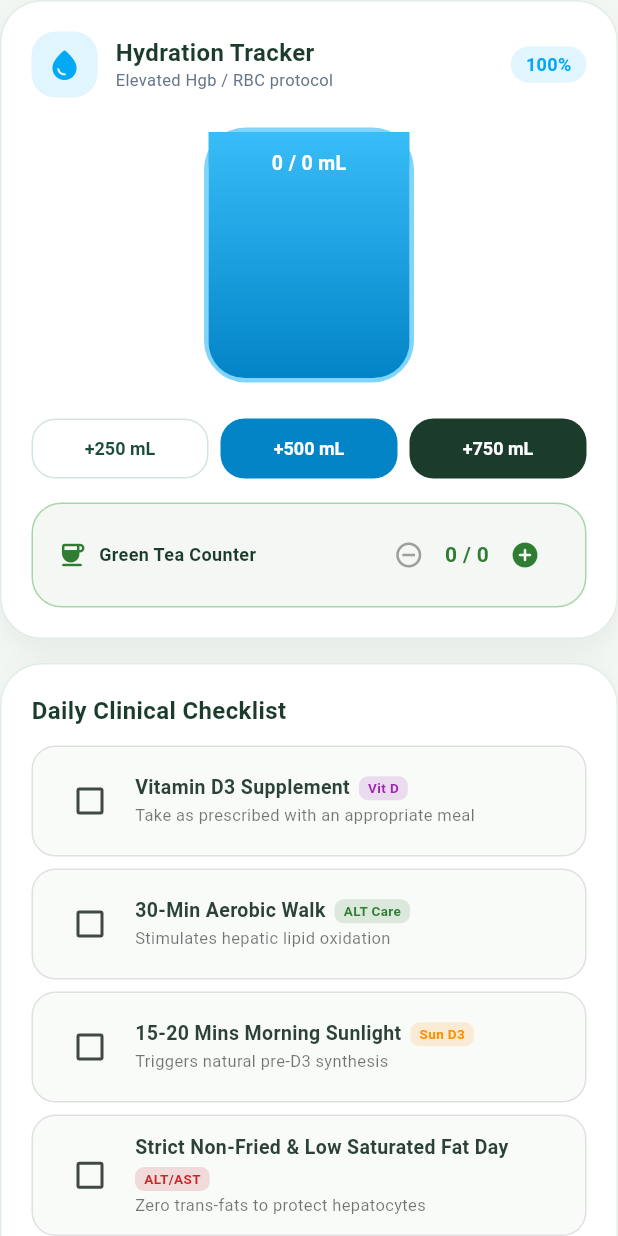
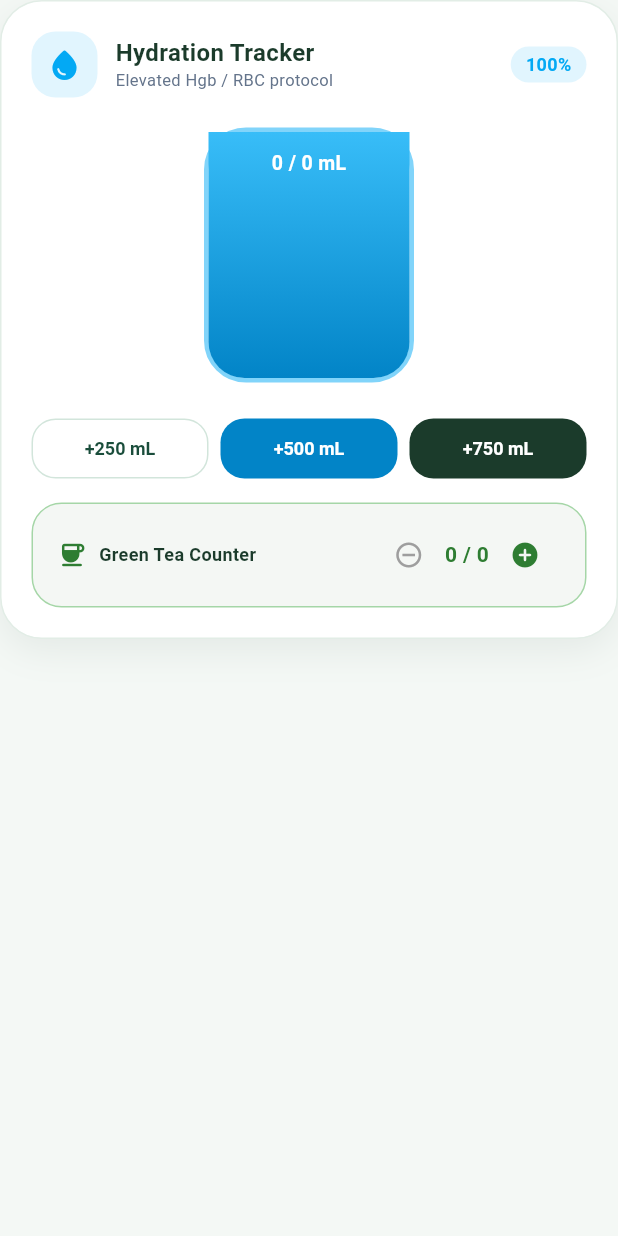
Before and after one commit to stabriro/hepatovita_app, a Flutter app: the OverviewTabView widget shown alone on an empty page, opened directly with empty values, on a phone screen of 412 x 824 dp. Run offline on Flutter 3.47's test engine with Material 3 defaults, Android fonts, the phone set to English and light mode, and no system bars; our stand-ins replace file_picker, flutter_local_notifications, image_picker, local_auth, pdf, share_plus and 4 more; missing offline and left inert: cryptography, google_mlkit_barcode_scanning, google_mlkit_text_recognition; accounts and stored records are empty; Roboto replaces fonts that are missing (Plus Jakarta Sans).

Commit message:
feat: add hasLabs property to OverviewTabView and update localization strings for health context

```diff
--- a/lib/features/dashboard/presentation/views/overview_tab_view.dart
+++ b/lib/features/dashboard/presentation/views/overview_tab_view.dart
@@ -4,6 +4,7 @@ import '../../../../l10n/app_localizations.dart';
 
 class OverviewTabView extends StatelessWidget {
   final bool isAr;
+  final bool hasLabs;
   final int waterAmount;
   final int waterGoal;
   final int greenTeaCount;
@@ -22,6 +23,7 @@ class OverviewTabView extends StatelessWidget {
   const OverviewTabView({
     super.key,
     required this.isAr,
+    required this.hasLabs,
     required this.waterAmount,
     required this.waterGoal,
     required this.greenTeaCount,
@@ -257,6 +259,7 @@ class OverviewTabView extends StatelessWidget {
           ),
               ),
             ),
+            if (hasLabs) ...[
               SizedBox(height: sectionGap),
               _SectionEntrance(
                 duration: const Duration(milliseconds: 520),
@@ -319,6 +322,7 @@ class OverviewTabView extends StatelessWidget {
                   ),
                 ),
               ),
+            ],
           ],
         );
       },
--- a/lib/l10n/app_localizations.dart
+++ b/lib/l10n/app_localizations.dart
@@ -155,7 +155,7 @@ class AppLocalizations {
       'overview_hydration_title': 'Hydration Tracker',
       'overview_hydration_subtitle': 'Elevated Hgb / RBC protocol',
       'overview_green_tea_counter': 'Green Tea Counter',
-      'overview_checklist_title': 'Daily Clinical Checklist',
+      'overview_checklist_title': 'Daily Health Checklist',
       'overview_check_vitd_title': 'Vitamin D3 Supplement',
       'overview_check_vitd_subtitle': 'Take as prescribed with an appropriate meal',
       'overview_check_walk_title': '30-Min Aerobic Walk',
@@ -248,7 +248,7 @@ class AppLocalizations {
       'unlock_app_title': 'Unlock App',
       'unlock': 'Unlock',
       'menu': 'Menu',
-      'dashboard_header_subtitle': 'Metabolic & Liver Companion',
+      'dashboard_header_subtitle': 'Your Health Companion',
       'dashboard_profile_title': 'Clinical Patient Profile',
       'dashboard_targeted_badge': 'Targeted',
       'dashboard_profile_subtitle': 'Therapeutic protocol built for your biomarkers',
@@ -387,7 +387,7 @@ class AppLocalizations {
       'overview_hydration_title': 'مُتتبع شُرب الماء',
       'overview_hydration_subtitle': 'بروتوكول ضبط لزوجة الهيموغلوبين',
       'overview_green_tea_counter': 'أكواب الشاي الأخضر (EGCG)',
-      'overview_checklist_title': 'قائمة الفحص السريري اليومية',
+      'overview_checklist_title': 'قائمة المتابعة الصحية اليومية',
       'overview_check_vitd_title': 'مكمل فيتامين د3',
       'overview_check_vitd_subtitle': 'تناوله حسب وصف الطبيب ومع وجبة مناسبة',
       'overview_check_walk_title': '30 دقيقة مشي سريع',
@@ -480,7 +480,7 @@ class AppLocalizations {
       'unlock_app_title': 'افتح التطبيق',
       'unlock': 'دخول',
       'menu': 'القائمة',
-      'dashboard_header_subtitle': 'رفيقك الصحي والسريري الكبدي',
+      'dashboard_header_subtitle': 'رفيقك الصحي',
       'dashboard_profile_title': 'الملف الصحي والسريري للمريض',
       'dashboard_targeted_badge': 'مخصص',
       'dashboard_profile_subtitle': 'أهداف علاجية مخصصة بناءً على نتائج تحاليلك',
--- a/lib/main.dart
+++ b/lib/main.dart
@@ -3402,6 +3402,7 @@ class _MainDashboardScreenState extends State<MainDashboardScreen> {
   Widget _buildModernOverviewTab(bool isAr) {
     return OverviewTabView(
       isAr: isAr,
+      hasLabs: _labs.isNotEmpty,
       waterAmount: _dashboardViewModel.waterAmount,
       waterGoal: _dashboardViewModel.waterGoal,
       greenTeaCount: _dashboardViewModel.greenTeaCount,
```
Lines whose indentation alone changed are shown as unchanged.
